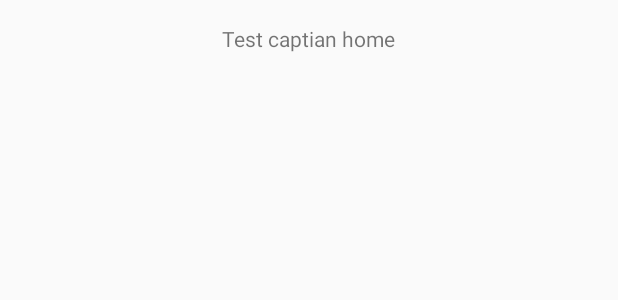
After one commit to PierreAnken/HEVS_BSC_IG_S5_Android_Ocean_Polluters, an Android app: the layout activity_captain_home.xml on its own in the app's theme, with its tools: preview values and no code run, on a phone screen of 412 x 824 dp. The commit adds this screen. Shown: the top 300 px of the screen. Run offline under Robolectric (Android 15) with nearby library versions, the phone set to English and light mode, and no system bars.

Commit message:
Début navigation

```diff
--- a/app/build.gradle
+++ b/app/build.gradle
@@ -34,6 +34,7 @@ dependencies {
     implementation 'com.android.support:appcompat-v7:28.0.0'
     implementation 'com.android.support:recyclerview-v7:28.0.0'
     implementation 'com.android.support:design:28.0.0'
+    implementation 'com.android.support.constraint:constraint-layout:1.1.3'
     testImplementation 'junit:junit:4.12'
     androidTestImplementation 'com.android.support.test:runner:1.0.2'
     androidTestImplementation 'com.android.support.test.espresso:espresso-core:3.0.2'
--- a/app/src/main/AndroidManifest.xml
+++ b/app/src/main/AndroidManifest.xml
@@ -16,6 +16,8 @@
                 <category android:name="android.intent.category.LAUNCHER" />
             </intent-filter>
         </activity>
+        <activity android:name=".ui.ParameterActivity" />
+        <activity android:name=".ui.CaptainHomeActivity"></activity>
     </application>
 
 </manifest>
--- /dev/null
+++ b/app/src/main/res/layout/activity_captain_home.xml
@@ -0,0 +1,23 @@
+<?xml version="1.0" encoding="utf-8"?>
+
+<LinearLayout xmlns:android="http://schemas.android.com/apk/res/android"
+xmlns:tools="http://schemas.android.com/tools"
+android:layout_width="match_parent"
+android:layout_height="match_parent"
+android:gravity="center_horizontal"
+android:orientation="vertical"
+android:paddingLeft="@dimen/activity_horizontal_margin"
+android:paddingTop="@dimen/activity_vertical_margin"
+android:paddingRight="@dimen/activity_horizontal_margin"
+android:paddingBottom="@dimen/activity_vertical_margin"
+tools:context=".ui.CaptainHomeActivity"
+android:label="@string/title_activity_captain_home"
+android:id="@+id/parameters">
+
+
+<TextView
+    android:layout_width="wrap_content"
+    android:layout_height="wrap_content"
+    android:text="Test captian home" />
+
+</LinearLayout>
--- a/app/src/main/res/layout/activity_login.xml
+++ b/app/src/main/res/layout/activity_login.xml
@@ -10,6 +10,7 @@
     android:paddingRight="@dimen/activity_horizontal_margin"
     android:paddingBottom="@dimen/activity_vertical_margin"
     tools:context=".ui.LoginActivity"
+    android:label="@string/title_activity_login"
     android:id="@+id/login_form">
 
         <LinearLayout
@@ -45,7 +46,8 @@
             android:hint="@string/your_password"
             android:imeOptions="actionUnspecified"
             android:inputType="textPassword"
-            android:maxLines="1" />
+            android:maxLines="1"
+            android:maxLength="4"/>
 
     </LinearLayout>
 
--- a/app/src/main/res/values/strings.xml
+++ b/app/src/main/res/values/strings.xml
@@ -1,6 +1,9 @@
 <resources>
     <string name="app_name">Oceans Polluters</string>
     <string name="title_activity_login">Login</string>
+    <string name="title_activity_parameters">Parameters</string>
+    <string name="title_activity_captain_home">Captain\'s Cockpit</string>
+
     <!-- Strings related to login -->
     <string name="sign_in">Sign in</string>
     <string name="error_invalid_password">Invalid password format</string>
```
Also changed, not shown: app/src/main/java/ch/pa/oceanspolluters/app/ui/CaptainHomeActivity.java (added, +15 -0 lines), app/src/main/java/ch/pa/oceanspolluters/app/ui/LoginActivity.java (+6 -1 lines), app/src/main/java/ch/pa/oceanspolluters/app/ui/ParameterActivity.java (added, +15 -0 lines), app/src/main/res/layout/activity_parameter.xml (added, +24 -0 lines).
